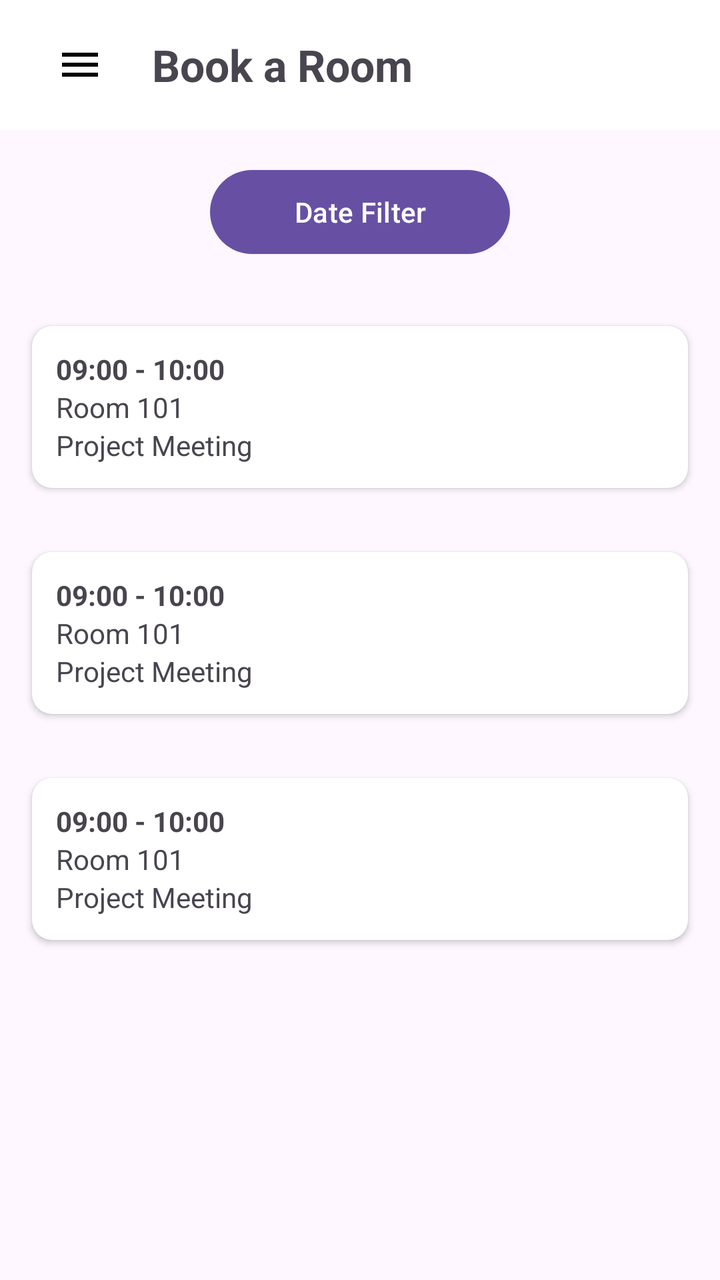
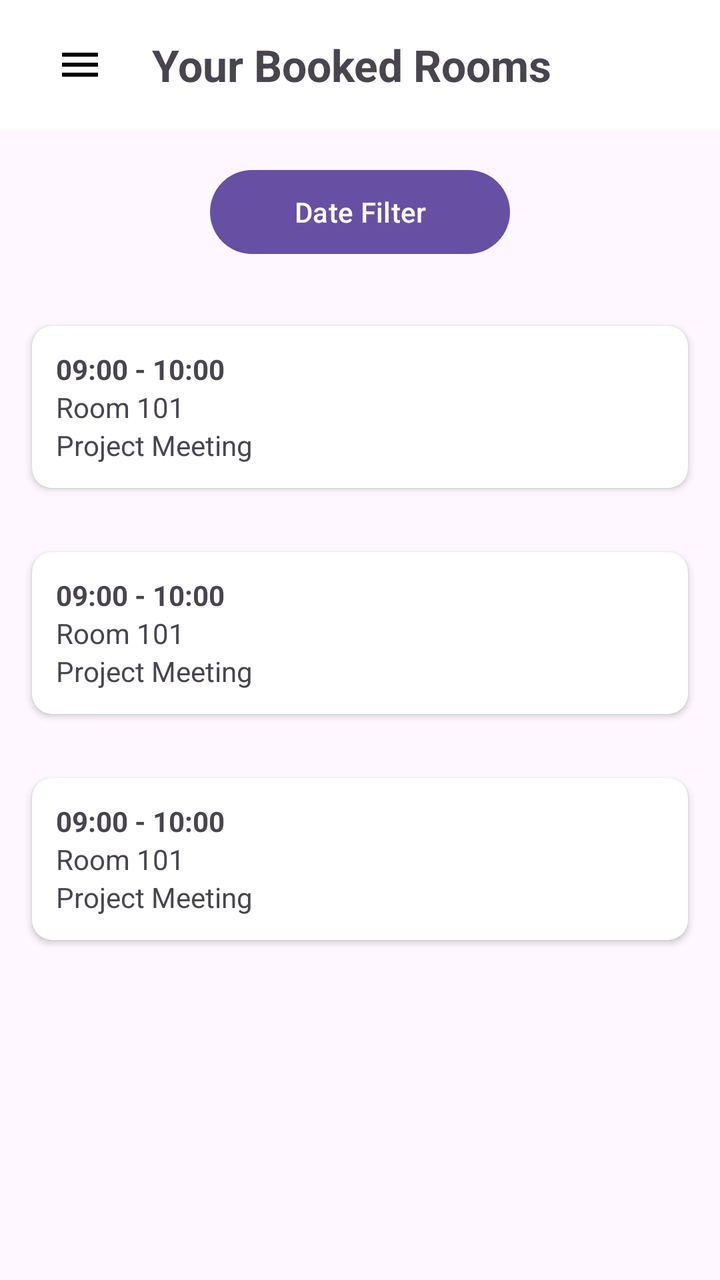

An Android layout rendered at two revisions. The XML below is the earlier revision; the diff shows what the commit changed to produce the second picture.
<!-- AndroidManifest.xml: application theme Theme.COMP2000MoblieApplication -->
<!-- res/layout/activity_view_booked_rooms.xml -->
<?xml version="1.0" encoding="utf-8"?>
<androidx.constraintlayout.widget.ConstraintLayout xmlns:android="http://schemas.android.com/apk/res/android"
    xmlns:app="http://schemas.android.com/apk/res-auto"
    xmlns:tools="http://schemas.android.com/tools"
    android:id="@+id/main"
    android:layout_width="match_parent"
    android:layout_height="match_parent"
    tools:context=".ViewBookedRooms">

    
    <include
        android:id="@+id/topBar"
        layout="@layout/top_bar"/>

    
    <Button
        android:layout_width="150dp"
        android:layout_height="50dp"
        android:id="@+id/filterButton"
        android:layout_marginTop="16dp"
        android:text="Date Filter"
        android:textAllCaps="false"
        app:layout_constraintTop_toBottomOf="@+id/topBar"
        app:layout_constraintStart_toStartOf="parent"
        app:layout_constraintEnd_toEndOf="parent"/>

    
    <ScrollView
        android:layout_width="0dp"
        android:layout_height="0dp"
        android:layout_marginTop="16dp"
        app:layout_constraintTop_toBottomOf="@+id/filterButton"
        app:layout_constraintBottom_toBottomOf="parent"
        app:layout_constraintStart_toStartOf="parent"
        app:layout_constraintEnd_toEndOf="parent">

    <LinearLayout
        android:layout_width="match_parent"
        android:layout_height="wrap_content"
        android:orientation="vertical">

        <include layout="@layout/booked_room_card"/>

        <include layout="@layout/booked_room_card"/>

        <include layout="@layout/booked_room_card"/>
    </LinearLayout>

    </ScrollView>

</androidx.constraintlayout.widget.ConstraintLayout>
<!-- res/layout/top_bar.xml (included above) -->
<?xml version="1.0" encoding="utf-8"?>
<LinearLayout xmlns:android="http://schemas.android.com/apk/res/android"
    android:layout_width="match_parent"
    android:layout_height="65dp"
    android:id="@+id/topBar"
    android:background="#FFFFFF"
    android:gravity="center_vertical"
    android:orientation="horizontal"
    android:paddingStart="20dp"
    android:paddingEnd="20dp">

    <ImageButton
        android:layout_width="40dp"
        android:layout_height="40dp"
        android:id="@+id/menuButton"
        android:background="@android:color/transparent"
        android:src="@drawable/menu"/>

    <TextView
        android:layout_width="wrap_content"
        android:layout_height="wrap_content"
        android:id="@+id/PageTitle"
        android:layout_marginStart="16dp"
        android:text="Book a Room"
        android:textSize="22sp"
        android:textStyle="bold"/>

</LinearLayout>
<!-- res/layout/booked_room_card.xml (included above) -->
<?xml version="1.0" encoding="utf-8"?>
<androidx.cardview.widget.CardView
    xmlns:android="http://schemas.android.com/apk/res/android"
    xmlns:app="http://schemas.android.com/apk/res-auto"
    android:layout_width="match_parent"
    android:layout_height="wrap_content"
    android:layout_margin="16dp"
    app:cardCornerRadius="10dp">

    <LinearLayout
        android:layout_width="match_parent"
        android:layout_height="wrap_content"
        android:orientation="vertical"
        android:padding="12dp">
        
        <TextView
            android:layout_width="wrap_content"
            android:layout_height="wrap_content"
            android:text="09:00 - 10:00"
            android:textStyle="bold"/>
        
        <TextView
            android:layout_width="wrap_content"
            android:layout_height="wrap_content"
            android:text="Room 101"/>
        
        <TextView
            android:layout_width="wrap_content"
            android:layout_height="wrap_content"
            android:text="Project Meeting"/>
    </LinearLayout>






</androidx.cardview.widget.CardView>
<!-- resources referenced by this layout -->
<resources>
  <!-- drawable menu (drawable) -->
  <vector xmlns:android="http://schemas.android.com/apk/res/android" android:height="24dp" android:tint="#000000" android:viewportHeight="24" android:viewportWidth="24" android:width="24dp">
  
  
  
      <path android:fillColor="@android:color/white" android:pathData="M3,18h18v-2L3,16v2zM3,13h18v-2L3,11v2zM3,6v2h18L21,6L3,6z"/>
  
  </vector>
  <style name="Theme.COMP2000MoblieApplication" parent="Base.Theme.COMP2000MoblieApplication" />
  <style name="Base.Theme.COMP2000MoblieApplication" parent="Theme.Material3.DayNight.NoActionBar">
          
          
      </style>
</resources>

<!-- the commit's change to res/layout/activity_view_booked_rooms.xml (unified diff, before → after) -->
@@ -10,7 +10,7 @@
     
     <include
         android:id="@+id/topBar"
-        layout="@layout/top_bar"/>
+        layout="@layout/top_bar_view_bookings"/>
 
     
     <Button
@@ -49,7 +49,7 @@
     </ScrollView>
 
 </androidx.constraintlayout.widget.ConstraintLayout>
-<!-- res/layout/top_bar.xml (included above) -->
+<!-- res/layout/top_bar_view_bookings.xml (included above) -->
 <?xml version="1.0" encoding="utf-8"?>
 <LinearLayout xmlns:android="http://schemas.android.com/apk/res/android"
     android:layout_width="match_parent"
@@ -73,7 +73,7 @@
         android:layout_height="wrap_content"
         android:id="@+id/PageTitle"
         android:layout_marginStart="16dp"
-        android:text="Book a Room"
+        android:text="Your Booked Rooms"
         android:textSize="22sp"
         android:textStyle="bold"/>
 
